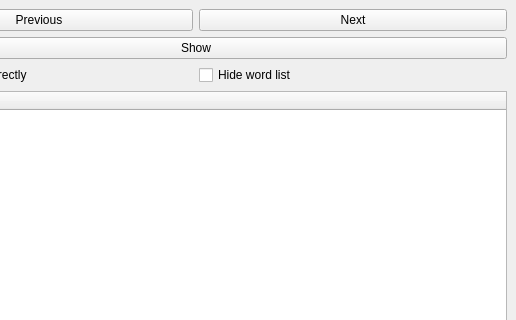
HuangHuafeng/repeat, file HaiBeiDanCi/browserwindow.ui: the form before one commit; both pictures show x 124 to 640 and y 0 to 320 of the 640 by 480 pixel window.
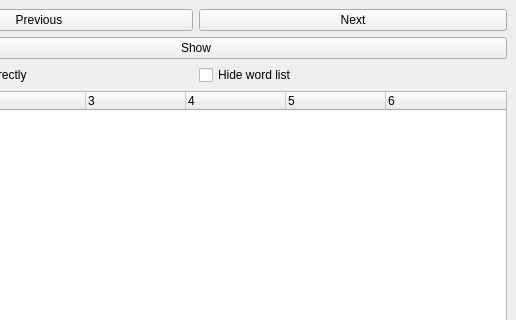
The form after the commit.

Commit message: add more info to browser window tree

```diff
--- a/HaiBeiDanCi/browserwindow.ui
+++ b/HaiBeiDanCi/browserwindow.ui
@@ -66,7 +66,7 @@
         <item row="3" column="0" colspan="4">
          <widget class="QTreeWidget" name="treeWidget">
           <property name="columnCount">
-           <number>2</number>
+           <number>6</number>
           </property>
           <column>
            <property name="text">
@@ -78,6 +78,26 @@
             <string notr="true">2</string>
            </property>
           </column>
+          <column>
+           <property name="text">
+            <string notr="true">3</string>
+           </property>
+          </column>
+          <column>
+           <property name="text">
+            <string notr="true">4</string>
+           </property>
+          </column>
+          <column>
+           <property name="text">
+            <string notr="true">5</string>
+           </property>
+          </column>
+          <column>
+           <property name="text">
+            <string notr="true">6</string>
+           </property>
+          </column>
          </widget>
         </item>
         <item row="0" column="0" colspan="2">
```
The commit also changes 4 other files.
